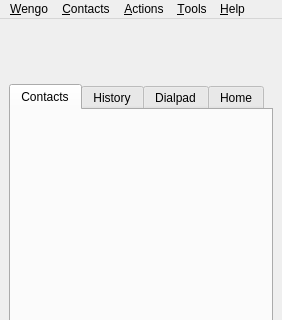
Before: the Qt Designer form wengophone/src/presentation/qt/WengoPhoneWindow.ui in tkrotoff/WengoPhone, drawn with Qt 5; both pictures show x 0 to 282 and y 0 to 320 of the 282 by 590 pixel window.
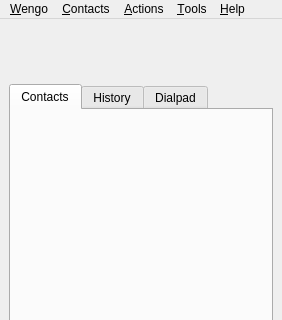
After: the same form once the commit is applied. Icons and pictures are not drawn.

```diff
--- a/wengophone/src/presentation/qt/WengoPhoneWindow.ui
+++ b/wengophone/src/presentation/qt/WengoPhoneWindow.ui
@@ -61,11 +61,6 @@
            <string>Dialpad</string>
           </attribute>
          </widget>
-         <widget class="QWidget" name="tabHome" >
-          <attribute name="title" >
-           <string>Home</string>
-          </attribute>
-         </widget>
         </widget>
        </item>
       </layout>
```
